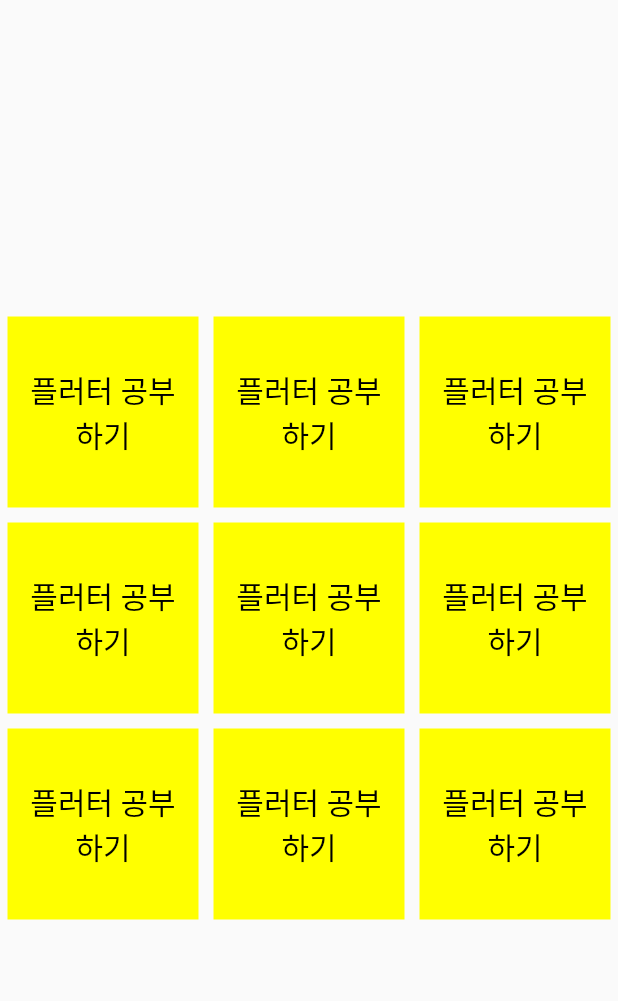
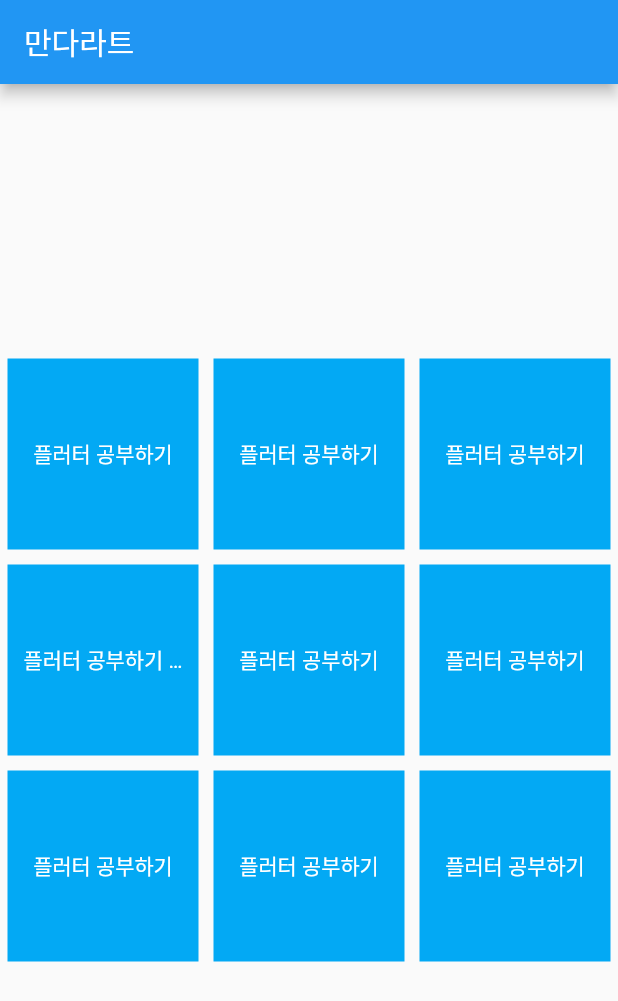
Before and after one commit to fc9d/mandarat, a Flutter app: the screen it shows after launch, on a phone screen of 412 x 824 dp. Shown: the top 1001 px of the screen. Run offline on Flutter 3.47's test engine with Material 2 defaults, Android fonts, the light colour scheme and no system bars; drawn by our look-alikes of auto_size_text; our stand-ins replace logger.

Commit message:
Dev Merge (#6)
* Row 가변사이즈 적용 및 logger 추가

* MAN-10 가변사이즈 오류 수정 (#3)

* 컨테이너 로드 개선

컨테이너와 모델 데이터를 함수로 빼서 로드하도록 개선

```diff
--- a/lib/main.dart
+++ b/lib/main.dart
@@ -1,6 +1,18 @@
-import 'package:auto_size_text/auto_size_text.dart';
 import 'package:flutter/material.dart';
 import 'package:logger/logger.dart';
+import 'package:mandarat/mandarat_model.dart';
+
+List mandaratModelList = [
+  MandaratModel('플러터 공부하기'),
+  MandaratModel('플러터 공부하기'),
+  MandaratModel('플러터 공부하기'),
+  MandaratModel('플러터 공부하기 asdddd'),
+  MandaratModel('플러터 공부하기'),
+  MandaratModel('플러터 공부하기'),
+  MandaratModel('플러터 공부하기'),
+  MandaratModel('플러터 공부하기'),
+  MandaratModel('플러터 공부하기')
+];
 
 void main() {
   logger.d('안녕 플러터');
@@ -32,148 +44,64 @@ class Home extends StatefulWidget {
 }
 
 class _HomeState extends State<Home> {
-  late double fixedSize;
-
   @override
   Widget build(BuildContext context) {
-    if (MediaQuery.of(context).size.width >
-        MediaQuery.of(context).size.height) {
-      fixedSize = MediaQuery.of(context).size.height / 3 - 10;
-    } else {
-      fixedSize = MediaQuery.of(context).size.width / 3 - 10;
-    }
 
     return Scaffold(
-      body: Center(
-        child: Column(
+      appBar: AppBar(
+        title: const Text('만다라트'),
+      ),
+      body: LayoutBuilder(
+        builder: (context, constraints) => Center(
+            child: Column(
           mainAxisAlignment: MainAxisAlignment.center,
           children: [
             Row(
               mainAxisAlignment: MainAxisAlignment.center,
               children: [
-                Container(
-                  width: fixedSize,
-                  height: fixedSize,
-                  color: Colors.yellowAccent,
-                  padding: const EdgeInsets.all(10.0),
-                  margin: const EdgeInsets.all(5),
-                  child: const Center(
-                    child: AutoSizeText('플러터 공부하기',
-                        textAlign: TextAlign.center,
-                        style: TextStyle(fontSize: 20, color: Colors.black)),
-                  ),
-                ),
-                Container(
-                  width: fixedSize,
-                  height: fixedSize,
-                  color: Colors.yellowAccent,
-                  padding: const EdgeInsets.all(10.0),
-                  margin: const EdgeInsets.all(5),
-                  child: const Center(
-                    child: AutoSizeText('플러터 공부하기',
-                        textAlign: TextAlign.center,
-                        style: TextStyle(fontSize: 20, color: Colors.black)),
-                  ),
-                ),
-                Container(
-                  width: fixedSize,
-                  height: fixedSize,
-                  color: Colors.yellowAccent,
-                  padding: const EdgeInsets.all(10.0),
-                  margin: const EdgeInsets.all(5),
-                  child: const Center(
-                    child: AutoSizeText('플러터 공부하기',
-                        textAlign: TextAlign.center,
-                        style: TextStyle(fontSize: 20, color: Colors.black)),
-                  ),
-                ),
+                _getContainer(constraints, mandaratModelList[0].text),
+                _getContainer(constraints, mandaratModelList[1].text),
+                _getContainer(constraints, mandaratModelList[2].text),
               ],
             ),
             Row(
               mainAxisAlignment: MainAxisAlignment.center,
               children: [
-                Container(
-                  width: fixedSize,
-                  height: fixedSize,
-                  color: Colors.yellowAccent,
-                  padding: const EdgeInsets.all(10.0),
-                  margin: const EdgeInsets.all(5),
-                  child: const Center(
-                    child: AutoSizeText('플러터 공부하기',
-                        textAlign: TextAlign.center,
-                        style: TextStyle(fontSize: 20, color: Colors.black)),
-                  ),
-                ),
-                Container(
-                  width: fixedSize,
-                  height: fixedSize,
-                  color: Colors.yellowAccent,
-                  padding: const EdgeInsets.all(10.0),
-                  margin: const EdgeInsets.all(5),
-                  child: const Center(
-                    child: AutoSizeText('플러터 공부하기',
-                        textAlign: TextAlign.center,
-                        style: TextStyle(fontSize: 20, color: Colors.black)),
-                  ),
-                ),
-                Container(
-                  width: fixedSize,
-                  height: fixedSize,
-                  color: Colors.yellowAccent,
-                  padding: const EdgeInsets.all(10.0),
-                  margin: const EdgeInsets.all(5),
-                  child: const Center(
-                    child: AutoSizeText('플러터 공부하기',
-                        textAlign: TextAlign.center,
-                        style: TextStyle(fontSize: 20, color: Colors.black)),
-                  ),
-                ),
+                _getContainer(constraints, mandaratModelList[3].text),
+                _getContainer(constraints, mandaratModelList[4].text),
+                _getContainer(constraints, mandaratModelList[5].text),
               ],
             ),
             Row(
               mainAxisAlignment: MainAxisAlignment.center,
               children: [
-                Container(
-                  width: fixedSize,
-                  height: fixedSize,
-                  color: Colors.yellowAccent,
-                  padding: const EdgeInsets.all(10.0),
-                  margin: const EdgeInsets.all(5),
-                  child: const Center(
-                    child: AutoSizeText('플러터 공부하기',
-                        textAlign: TextAlign.center,
-                        style: TextStyle(fontSize: 20, color: Colors.black)),
-                  ),
-                ),
-                Container(
-                  width: fixedSize,
-                  height: fixedSize,
-                  color: Colors.yellowAccent,
-                  padding: const EdgeInsets.all(10.0),
-                  margin: const EdgeInsets.all(5),
-                  child: const Center(
-                    child: AutoSizeText('플러터 공부하기',
-                        textAlign: TextAlign.center,
-                        style: TextStyle(fontSize: 20, color: Colors.black)),
-                  ),
-                ),
-                Container(
-                  width: fixedSize,
-                  height: fixedSize,
-                  color: Colors.yellowAccent,
-                  padding: const EdgeInsets.all(10.0),
-                  margin: const EdgeInsets.all(5),
-                  child: const Center(
-                    child: AutoSizeText('플러터 공부하기',
-                        textAlign: TextAlign.center,
-                        style: TextStyle(fontSize: 20, color: Colors.black)),
-                  ),
-                ),
+                _getContainer(constraints, mandaratModelList[6].text),
+                _getContainer(constraints, mandaratModelList[7].text),
+                _getContainer(constraints, mandaratModelList[8].text),
               ],
             ),
           ],
-        ),
+        )),
       ),
     );
   }
 }
+
+Container _getContainer(BoxConstraints constraints, String text) {
+  var size = constraints.maxWidth > constraints.maxHeight
+      ? constraints.maxHeight / 3 - 10
+      : constraints.maxWidth / 3 - 10;
+  return Container(
+    width: size,
+    height: size,
+    color: Colors.lightBlue,
+    padding: const EdgeInsets.all(10.0),
+    margin: const EdgeInsets.all(5),
+    child: Center(
+      child: Text(text,
+          overflow: TextOverflow.ellipsis,
+          textAlign: TextAlign.center,
+          style: TextStyle(fontSize: 14 * (size / 128), color: Colors.white)),
+    ),
+  );
+}
--- /dev/null
+++ b/lib/mandarat_model.dart
@@ -0,0 +1,5 @@
+class MandaratModel {
+  final String text;
+
+  MandaratModel(this.text);
+}
```
